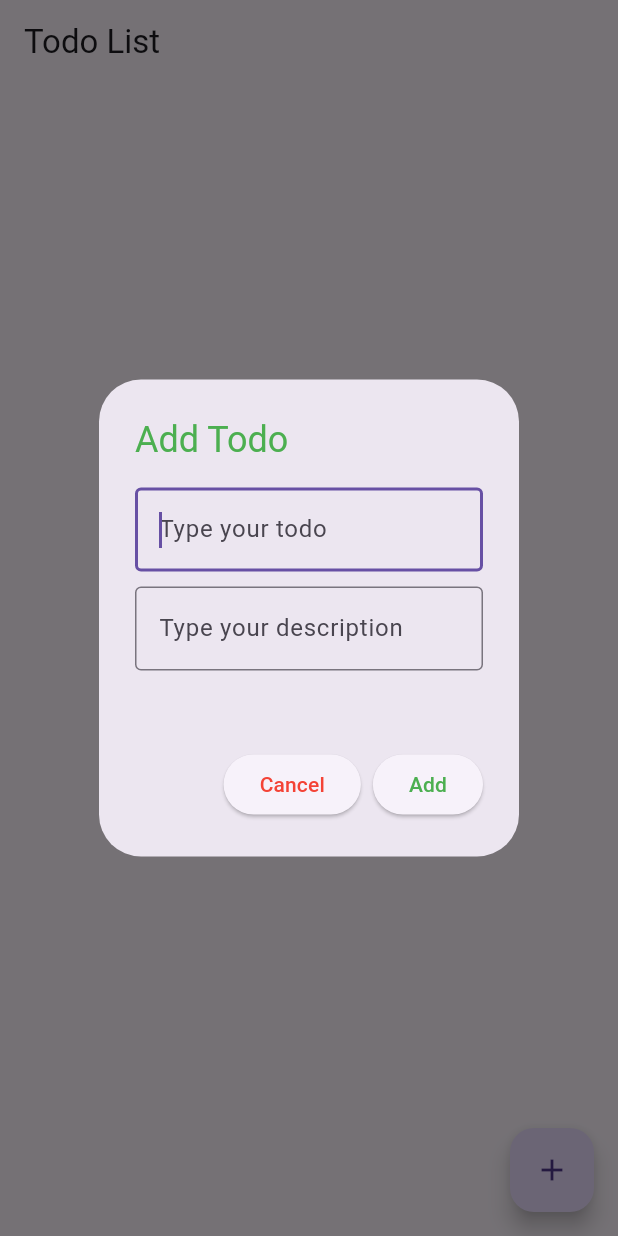
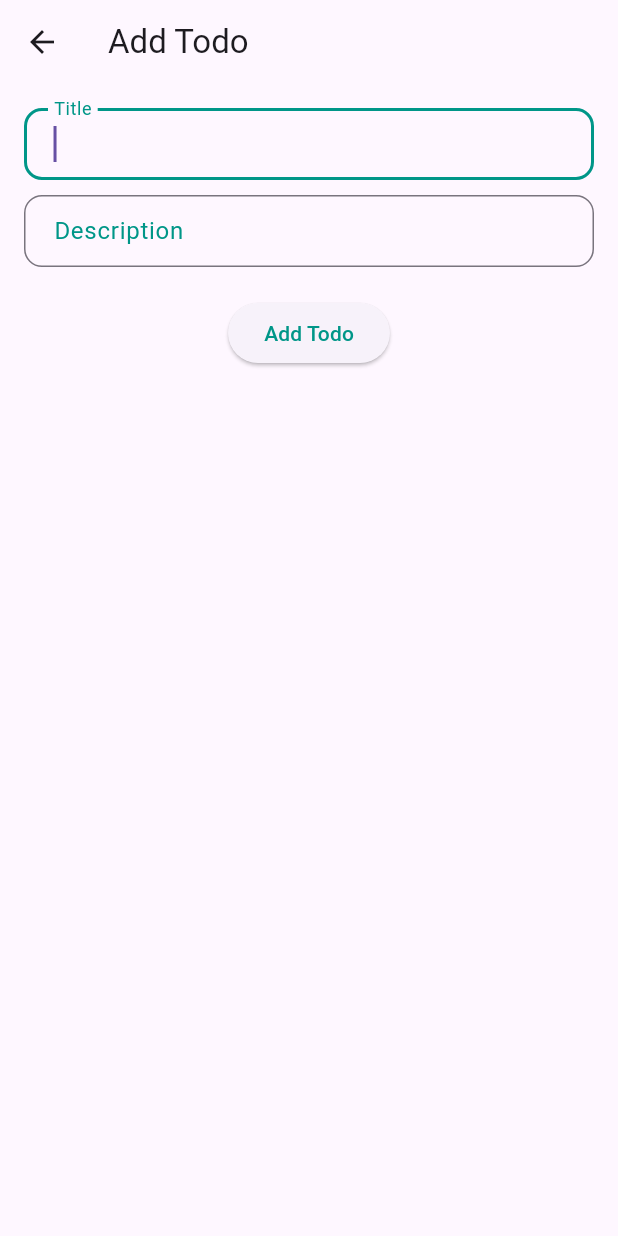
Before and after one commit to BBI-RajatGore/Flutter_assign, a Flutter app: the screen it shows after launch, after a tap on the "add" icon, on a phone screen of 412 x 824 dp. Run offline on Flutter 3.47's test engine with Material 3 defaults, Android fonts, the light colour scheme and no system bars; our stand-ins replace flutter_slidable.

Commit message:
added edit functionality

```diff
--- /dev/null
+++ b/lib/pages/add_todo_page.dart
@@ -0,0 +1,108 @@
+
+import 'package:flutter/material.dart';
+import 'package:provider/provider.dart';
+import 'package:todo_list/models/todo_model.dart';
+import 'package:todo_list/provider/todo_provider.dart';
+
+class AddTodoPage extends StatefulWidget {
+  const AddTodoPage({super.key});
+
+  @override
+  _AddTodoPageState createState() => _AddTodoPageState();
+}
+
+class _AddTodoPageState extends State<AddTodoPage> {
+
+  final TextEditingController _titleController = TextEditingController();
+  final TextEditingController _descController = TextEditingController();
+
+  @override
+  void dispose() {
+    _titleController.clear();
+    _descController.clear();
+    super.dispose();
+  }
+
+  @override
+  Widget build(BuildContext context) {
+    return Scaffold(
+      appBar: AppBar(
+        title: const Text('Add Todo'),
+      ),
+      body: Padding(
+        padding: const EdgeInsets.all(16.0),
+        child: Column(
+          children: [
+            TextField(
+              controller: _titleController,
+              autofocus: true,
+              decoration: InputDecoration(
+                labelText: 'Title',
+                border: OutlineInputBorder(
+                  borderRadius: BorderRadius.circular(12.0),
+                ),
+                focusedBorder: OutlineInputBorder(
+                  borderSide: const BorderSide(color: Colors.teal, width: 2.0),
+                  borderRadius: BorderRadius.circular(12.0),
+                ),
+                labelStyle: const TextStyle(color: Colors.teal),
+                contentPadding: const EdgeInsets.symmetric(horizontal: 16.0),
+              ),
+            ),
+            const SizedBox(height: 10),
+            TextField(
+              controller: _descController,
+              autofocus: true,
+              decoration:  InputDecoration(
+                labelText: 'Description',
+                border: OutlineInputBorder(
+                  borderRadius: BorderRadius.circular(12.0),
+                ),
+                focusedBorder: OutlineInputBorder(
+                  borderSide: const BorderSide(color: Colors.teal, width: 2.0),
+                  borderRadius: BorderRadius.circular(12.0),
+                ),
+                labelStyle: const TextStyle(color: Colors.teal),
+                contentPadding: const EdgeInsets.symmetric(horizontal: 16.0),
+              ),
+            ),
+            const SizedBox(height: 20),
+            ElevatedButton(
+              onPressed: () {
+                final String title = _titleController.text;
+                final String description = _descController.text;
+                if (title.isEmpty) {
+                  _showSnackBar(context, 'Title is Empty');
+                } else if (description.isEmpty) {
+                  _showSnackBar(context, 'Description is Empty');
+                } else {
+                  final todo = Todo(
+                    title: title,
+                    description: description,
+                  );
+                  final added = Provider.of<TodoProvider>(context, listen: false)
+                      .addTodo(todo);
+                  if (added) {
+                    Navigator.of(context).pop(todo);
+                  } else {
+                    _showSnackBar(context, 'Todo with this title already exists');
+                  }
+                }
+              },
+              child: const Text("Add Todo",style: TextStyle(color: Colors.teal),),
+            ),
+          ],
+        ),
+      ),
+    );
+  }
+
+  void _showSnackBar(BuildContext context, String message) {
+    ScaffoldMessenger.of(context).showSnackBar(
+      SnackBar(
+        content: Text(message),
+        backgroundColor: Colors.red,
+      ),
+    );
+  }
+}
--- a/lib/pages/home_page.dart
+++ b/lib/pages/home_page.dart
@@ -1,7 +1,10 @@
+// lib/screens/home_page.dart
 import 'package:flutter/material.dart';
 import 'package:provider/provider.dart';
 import 'package:flutter_slidable/flutter_slidable.dart';
 import 'package:todo_list/models/todo_model.dart';
+import 'package:todo_list/pages/add_todo_page.dart';
+import 'package:todo_list/pages/edit_todo_page.dart';
 import 'package:todo_list/provider/todo_provider.dart';
 
 class HomePage extends StatefulWidget {
@@ -12,10 +15,6 @@ class HomePage extends StatefulWidget {
 }
 
 class _HomePageState extends State<HomePage> {
-  final TextEditingController _titleController = TextEditingController();
-
-  final TextEditingController _descController = TextEditingController();
-
   final List<Color> _colors = [
     Colors.blue,
     Colors.green,
@@ -27,19 +26,10 @@ class _HomePageState extends State<HomePage> {
   ];
 
   @override
-  void dispose() {
-    _titleController.clear();
-    _descController.clear();
-    super.dispose();
-  }
-
-  @override
   Widget build(BuildContext context) {
     return Scaffold(
       appBar: AppBar(
-        title: const Text(
-          "Todo List",
-        ),
+        title: const Text("Todo List"),
       ),
       body: Consumer<TodoProvider>(builder: (context, todoProvider, _) {
         if (todoProvider.todo.isEmpty) {
@@ -56,7 +46,9 @@ class _HomePageState extends State<HomePage> {
             itemCount: todoProvider.todo.length,
             itemBuilder: (context, index) {
               final todo = todoProvider.todo[index];
-              return Slidable(
+              return Padding(
+                padding: const EdgeInsets.symmetric(horizontal: 10),
+                child: Slidable(
                   key: Key(todo.title),
                   endActionPane: ActionPane(
                     motion: const StretchMotion(),
@@ -68,6 +60,28 @@ class _HomePageState extends State<HomePage> {
                         },
                         icon: Icons.delete,
                         backgroundColor: Colors.red,
+                        borderRadius: BorderRadius.circular(12),
+                      ),
+                      SlidableAction(
+                        padding: const EdgeInsets.all(10),
+                        onPressed: (context) {
+                          if (todo.isCompleted) {
+                            showSnackBarFun("Completed Todo cant be deleted");
+                            return;
+                          }
+
+                          Navigator.push(
+                            context,
+                            MaterialPageRoute(
+                              builder: (context) => EditTodoPage(
+                                todo: todo,
+                                index: index,
+                              ),
+                            ),
+                          );
+                        },
+                        icon: Icons.edit,
+                        backgroundColor: Colors.blue,
                         borderRadius: BorderRadius.circular(12),
                       ),
                     ],
@@ -126,22 +140,29 @@ class _HomePageState extends State<HomePage> {
                       ),
                     ),
                   ),
+                ),
               );
             },
           ),
         );
       }),
       floatingActionButton: FloatingActionButton(
-        onPressed: () {
-          _showTodo(context);
+        onPressed: () async {
+          final newTodo = await Navigator.push<Todo>(
+            context,
+            MaterialPageRoute(builder: (context) => const AddTodoPage(),),
+          );
+
+          if (newTodo != null) {
+            Provider.of<TodoProvider>(context, listen: false).addTodo(newTodo);
+          }
         },
         child: const Icon(Icons.add),
       ),
     );
   }
 
-  void _showDeleteDialog(
-      BuildContext context, int index, Todo todo) {
+  void _showDeleteDialog(BuildContext context, int index, Todo todo) {
     showDialog(
       context: context,
       builder: (BuildContext context) {
@@ -173,90 +194,8 @@ class _HomePageState extends State<HomePage> {
     );
   }
 
-  void _showTodo(BuildContext context) {
-    showDialog(
-      context: context,
-      builder: (context) {
-        return AlertDialog(
-          title: const Text(
-            "Add Todo",
-            style: TextStyle(
-              color: Colors.green,
-            ),
-          ),
-          content: SizedBox(
-            height: 150,
-            child: Column(
-              children: [
-                TextField(
-                  controller: _titleController,
-                  autofocus: true,
-                  decoration: const InputDecoration(
-                    hintText: 'Type your todo',
-                    border: OutlineInputBorder(),
-                  ),
-                ),
-                const SizedBox(height: 10),
-                TextField(
-                  controller: _descController,
-                  autofocus: true,
-                  decoration: const InputDecoration(
-                    hintText: 'Type your description',
-                    border: OutlineInputBorder(),
-                  ),
-                ),
-              ],
-            ),
-          ),
-          actions: [
-            ElevatedButton(
-              onPressed: () {
-                Navigator.of(context).pop();
-              },
-              child: const Text(
-                "Cancel",
-                style: TextStyle(color: Colors.red),
-              ),
-            ),
-            ElevatedButton(
-              onPressed: () {
-                final String title = _titleController.text;
-                final String description = _descController.text;
-                if (title.isEmpty) {
-                  showSnackBarFun("Title is Empty");
-                } else if (description.isEmpty) {
-                  showSnackBarFun("Description is Empty");
-                } else {
-                  final todo = Todo(
-                    title: title,
-                    description: description,
-                  );
-
-                  bool added = Provider.of<TodoProvider>(context, listen: false)
-                      .addTodo(todo);
-                  if (!added) {
-                    showSnackBarFun("Todo with this title already exists");
-                  } else {
-                    Navigator.pop(context);
-                    _titleController.clear();
-                    _descController.clear();
-                  }
-                }
-              },
-              child: const Text(
-                "Add",
-                style: TextStyle(color: Colors.green),
-              ),
-            ),
-          ],
-        );
-      },
-    );
-  }
-
-  // function to display todo
-  showSnackBarFun(String title) {
-    return ScaffoldMessenger.of(context).showSnackBar(
+  void showSnackBarFun(String title) {
+    ScaffoldMessenger.of(context).showSnackBar(
       SnackBar(
         content: Text(
           title,
--- a/lib/provider/todo_provider.dart
+++ b/lib/provider/todo_provider.dart
@@ -4,8 +4,6 @@ import 'package:todo_list/models/todo_model.dart';
 class TodoProvider with ChangeNotifier {
 
   final List<Todo> _todoList = [];
-
-  //getter
   List<Todo> get todo => _todoList;
 
   bool addTodo(Todo todo) {
@@ -31,4 +29,13 @@ class TodoProvider with ChangeNotifier {
     _todoList.removeAt(index);
     notifyListeners();
   }
+
+  void updateTodo(int index,String title,String desc){
+
+    _todoList[index].title = title;
+    _todoList[index].description = desc;
+
+    notifyListeners();
+  }
+
 }
```
Also changed, not shown: lib/pages/edit_todo_page.dart (added, +109 -0 lines). Lines whose indentation alone changed are shown as unchanged.
